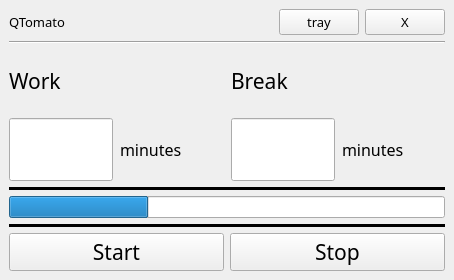
Qt form ui/mainwindow.ui (modbrin/intrusive-tomato-qt) before a commit.
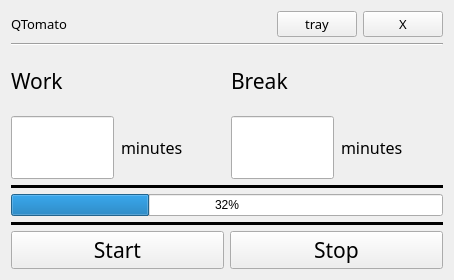
The same form after that commit.

What changed in the file:
```diff
--- a/ui/mainwindow.ui
+++ b/ui/mainwindow.ui
@@ -1,7 +1,7 @@
 <?xml version="1.0" encoding="UTF-8"?>
 <ui version="4.0">
  <class>MainWindow</class>
- <widget class="QMainWindow" name="MainWindow">
+ <widget class="QWidget" name="MainWindow">
   <property name="geometry">
    <rect>
     <x>0</x>
@@ -11,7 +11,7 @@
    </rect>
   </property>
   <property name="sizePolicy">
-   <sizepolicy hsizetype="Fixed" vsizetype="Fixed">
+   <sizepolicy hsizetype="Ignored" vsizetype="Preferred">
     <horstretch>0</horstretch>
     <verstretch>0</verstretch>
    </sizepolicy>
@@ -19,13 +19,6 @@
   <property name="windowTitle">
    <string>Intrusive Tomato</string>
   </property>
-  <widget class="QWidget" name="centralwidget">
-   <property name="sizePolicy">
-    <sizepolicy hsizetype="Ignored" vsizetype="Preferred">
-     <horstretch>0</horstretch>
-     <verstretch>0</verstretch>
-    </sizepolicy>
-   </property>
    <layout class="QVBoxLayout" name="verticalLayout">
     <item>
      <layout class="QHBoxLayout" name="WinNav">
@@ -267,7 +260,7 @@
        <set>Qt::AlignLeading|Qt::AlignLeft|Qt::AlignVCenter</set>
       </property>
       <property name="textVisible">
-       <bool>false</bool>
+      <bool>true</bool>
       </property>
       <property name="orientation">
        <enum>Qt::Horizontal</enum>
@@ -321,7 +314,6 @@
      </layout>
     </item>
    </layout>
-  </widget>
  </widget>
  <resources/>
  <connections/>
```
Lines whose indentation alone changed are shown as unchanged.
